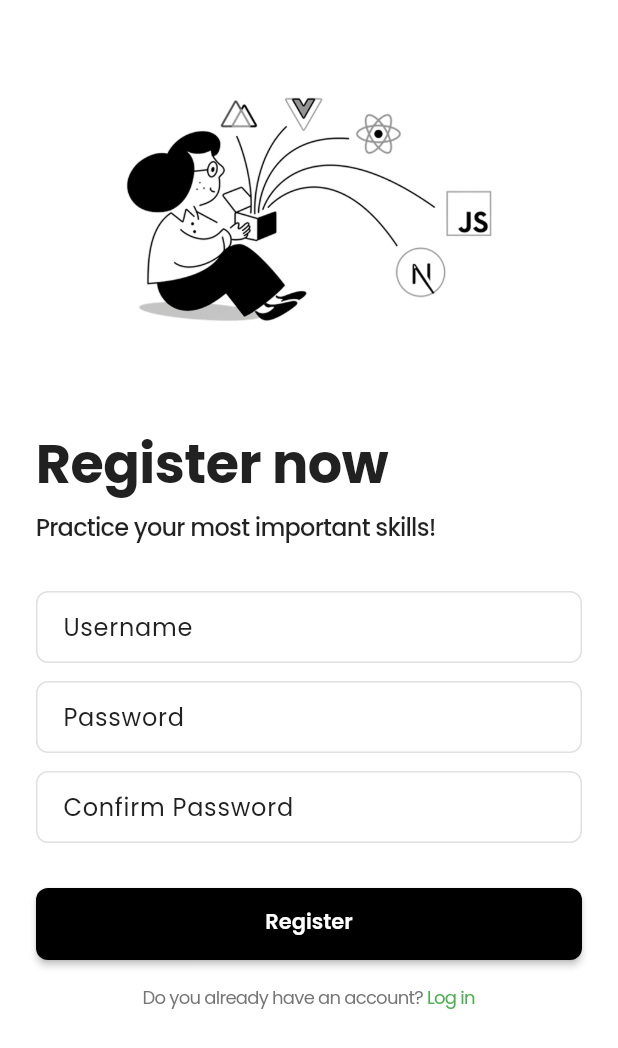
After one commit to Villalobos14/apptechinng, a Flutter app: the RegisterScreen screen opened by its route, scrolled down 60 dp, after a tap on "Register", on a phone screen of 412 x 824 dp. The commit adds this screen. Shown: the top 1048 px of the screen. Run offline on Flutter 3.47's test engine with Material 3 defaults, Android fonts, the light colour scheme and no system bars; our stand-ins replace dio, go_router, google_fonts, liquid_swipe, smooth_page_indicator.

Commit message:
feat(auth): implement register screen layout and navigation

```diff
--- /dev/null
+++ b/lib/features/auth/presentation/pages/register_screen.dart
@@ -0,0 +1,53 @@
+import 'package:flutter/material.dart';
+import 'package:techinng/features/auth/presentation/widgets/register/register_button.dart';
+import 'package:techinng/features/auth/presentation/widgets/register/register_form.dart';
+import 'package:techinng/features/auth/presentation/widgets/register/register_logo.dart';
+import 'package:techinng/features/auth/presentation/widgets/register/register_login_link.dart';
+import 'package:techinng/features/auth/presentation/widgets/register/register_title.dart';
+
+class RegisterScreen extends StatelessWidget {
+  const RegisterScreen({super.key});
+
+  @override
+  Widget build(BuildContext context) {
+    return Material( // <- Asegura que hay Material context
+      child: Scaffold(
+        backgroundColor: Colors.white,
+        resizeToAvoidBottomInset: true,
+        body: SafeArea(
+          child: LayoutBuilder(
+            builder: (context, constraints) {
+              return SingleChildScrollView(
+                padding: EdgeInsets.only(
+                  left: 24,
+                  right: 24,
+                  top: 30,
+                  bottom: MediaQuery.of(context).viewInsets.bottom + 30,
+                ),
+                child: ConstrainedBox(
+                  constraints: BoxConstraints(minHeight: constraints.maxHeight),
+                  child: IntrinsicHeight(
+                    child: Column(
+                      crossAxisAlignment: CrossAxisAlignment.stretch,
+                      children: const [
+                        RegisterLogo(),
+                        SizedBox(height: 20),
+                        RegisterTitle(),
+                        SizedBox(height: 32),
+                        RegisterForm(),
+                        SizedBox(height: 24),
+                        RegisterButton(),
+                        SizedBox(height: 16),
+                        RegisterLoginLink(),
+                      ],
+                    ),
+                  ),
+                ),
+              );
+            },
+          ),
+        ),
+      ),
+    );
+  }
+}
--- /dev/null
+++ b/lib/features/auth/presentation/widgets/register/register_button.dart
@@ -0,0 +1,26 @@
+import 'package:flutter/material.dart';
+
+class RegisterButton extends StatelessWidget {
+  const RegisterButton({super.key});
+
+  @override
+  Widget build(BuildContext context) {
+    return SizedBox(
+      height: 48,
+      width: double.infinity,
+      child: ElevatedButton(
+        onPressed: () {},
+        style: ElevatedButton.styleFrom(
+          backgroundColor: Colors.black,
+          shape: RoundedRectangleBorder(
+            borderRadius: BorderRadius.circular(8),
+          ),
+        ),
+        child: const Text(
+          'Register',
+          style: TextStyle(color: Colors.white, fontWeight: FontWeight.w600),
+        ),
+      ),
+    );
+  }
+}
--- /dev/null
+++ b/lib/features/auth/presentation/widgets/register/register_form.dart
@@ -0,0 +1,55 @@
+import 'package:flutter/material.dart';
+import 'package:techinng/shared/styles/app_text_styles.dart';
+
+class RegisterForm extends StatefulWidget {
+  const RegisterForm({super.key});
+
+  @override
+  State<RegisterForm> createState() => _RegisterFormState();
+}
+
+class _RegisterFormState extends State<RegisterForm> {
+  final _passwordController = TextEditingController();
+  String _confirmPassword = '';
+
+  bool get _match =>
+      _passwordController.text == _confirmPassword && _confirmPassword.isNotEmpty;
+
+  Widget _input(String hint, {bool obscure = false, TextEditingController? controller, void Function(String)? onChanged}) {
+    return TextField(
+      obscureText: obscure,
+      controller: controller,
+      onChanged: onChanged,
+      decoration: InputDecoration(
+        hintText: hint,
+        border: OutlineInputBorder(borderRadius: BorderRadius.circular(8)),
+        contentPadding: const EdgeInsets.symmetric(horizontal: 14, vertical: 12),
+        filled: true,
+        fillColor: Colors.white,
+      ),
+    );
+  }
+
+  @override
+  Widget build(BuildContext context) {
+    return Column(
+      children: [
+        _input('Username'),
+        const SizedBox(height: 12),
+        _input('Password', obscure: true, controller: _passwordController),
+        const SizedBox(height: 12),
+        _input(
+          'Confirm Password',
+          obscure: true,
+          onChanged: (val) => setState(() => _confirmPassword = val),
+        ),
+        const SizedBox(height: 6),
+        if (_confirmPassword.isNotEmpty)
+          Text(
+            _match ? 'Passwords must match' : 'Passwords do not match',
+            style: AppTextStyles.bodySmall.copyWith(color: _match ? Colors.green : Colors.red),
+          ),
+      ],
+    );
+  }
+}
--- /dev/null
+++ b/lib/features/auth/presentation/widgets/register/register_login_link.dart
@@ -0,0 +1,24 @@
+import 'package:flutter/material.dart';
+import 'package:techinng/shared/styles/app_text_styles.dart';
+
+class RegisterLoginLink extends StatelessWidget {
+  const RegisterLoginLink({super.key});
+
+  @override
+  Widget build(BuildContext context) {
+    return Center(
+      child: Text.rich(
+        TextSpan(
+          text: 'Do you already have an account? ',
+          style: AppTextStyles.bodySmall,
+          children: [
+            TextSpan(
+              text: 'Log in',
+              style: AppTextStyles.bodySmall.copyWith(color: Colors.green),
+            ),
+          ],
+        ),
+      ),
+    );
+  }
+}
--- /dev/null
+++ b/lib/features/auth/presentation/widgets/register/register_logo.dart
@@ -0,0 +1,16 @@
+import 'package:flutter/material.dart';
+
+class RegisterLogo extends StatelessWidget {
+  const RegisterLogo({super.key});
+
+  @override
+  Widget build(BuildContext context) {
+    return Column(
+      children: [
+        Image.asset('assets/images/apple.png', height: 30),
+        const SizedBox(height: 16),
+        Image.asset('assets/images/register.png', height: 250),
+      ],
+    );
+  }
+}
--- /dev/null
+++ b/lib/features/auth/presentation/widgets/register/register_title.dart
@@ -0,0 +1,24 @@
+import 'package:flutter/material.dart';
+import 'package:techinng/shared/styles/app_text_styles.dart';
+
+class RegisterTitle extends StatelessWidget {
+  const RegisterTitle({super.key});
+
+  @override
+  Widget build(BuildContext context) {
+    return Column(
+      crossAxisAlignment: CrossAxisAlignment.start,
+      children: [
+        Text(
+          'Register now',
+          style: AppTextStyles.headlineLarge.copyWith(fontSize: 36),
+        ),
+        const SizedBox(height: 8),
+        Text(
+          'Practice your most important skills!',
+          style: AppTextStyles.bodyMedium.copyWith(color: Colors.black87),
+        ),
+      ],
+    );
+  }
+}
--- a/lib/main.dart
+++ b/lib/main.dart
@@ -1,7 +1,6 @@
-// lib/main.dart
 import 'package:flutter/material.dart';
+import 'package:flutter_localizations/flutter_localizations.dart';
 import 'package:provider/provider.dart';
-import 'package:techinng/features/onboarding/presentation/pages/onboarding_screen.dart';
 
 import 'core/config/app_config.dart';
 import 'shared/navigation/app_router.dart';
@@ -15,29 +14,34 @@ class SoftSkillsApp extends StatelessWidget {
   const SoftSkillsApp({super.key});
 
   @override
-  Widget build(BuildContext context) => MultiProvider(
+  Widget build(BuildContext context) {
+    return MultiProvider(
       providers: AppConfig.providers,
       child: MaterialApp.router(
         title: 'Soft Skills App',
         debugShowCheckedModeBanner: false,
 
-      // Theme configuration
+        // Temas claros y oscuros
         theme: AppTheme.lightTheme,
         darkTheme: AppTheme.darkTheme,
         themeMode: ThemeMode.system,
 
-      // Router configuration
+        // Ruta inicial desde AppRouter
         routerConfig: AppRouter.router,
 
-      // Locale configuration
+        // Idiomas compatibles
         supportedLocales: const [
           Locale('en', 'US'),
           Locale('es', 'MX'),
         ],
+        localizationsDelegates: const [
+          GlobalMaterialLocalizations.delegate,
+          GlobalWidgetsLocalizations.delegate,
+          GlobalCupertinoLocalizations.delegate,
+        ],
 
-      // App-wide builder for additional configuration
+        // Asegura escalado de texto correcto
         builder: (context, child) => MediaQuery(
-        // Ensure text scaling doesn't break the UI
           data: MediaQuery.of(context).copyWith(
             textScaler: MediaQuery.of(context).textScaler.clamp(
               minScaleFactor: 0.8,
@@ -49,3 +53,4 @@ class SoftSkillsApp extends StatelessWidget {
       ),
     );
   }
+}
--- a/lib/shared/navigation/app_router.dart
+++ b/lib/shared/navigation/app_router.dart
@@ -5,6 +5,7 @@ import 'route_names.dart';
 import '../../features/home/presentation/pages/home_page.dart';
 import '../../features/onboarding/presentation/pages/onboarding_screen.dart';
 import '../../features/auth/presentation/pages/login_page.dart'; // 👈 nuevo
+import '../../features/auth/presentation/pages/register_screen.dart';
 import '../widgets/common/placeholder_page.dart';
 
 class AppRouter {
@@ -77,6 +78,11 @@ class AppRouter {
           icon: Icons.video_library_rounded,
         ),
       ),
+      GoRoute(
+        path: RouteNames.register,
+        name: 'register',
+        builder: (context, state) => const RegisterScreen(),
+      )
 
       // ──────────────────────────────────────────────────────────
       // 📝 TODO: ROUTES TO IMPLEMENT LATER
@@ -87,7 +93,7 @@ class AppRouter {
       GoRoute(
         path: RouteNames.register,
         name: 'register',
-        builder: (context, state) => const RegisterPage(),
+        builder: (context, state) => const Registercreen(),
       ),
       GoRoute(
         path: RouteNames.forgotPassword,
```
Lines whose indentation alone changed are shown as unchanged.
